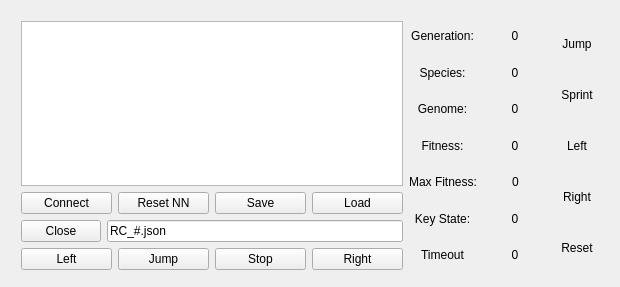
Above: RoboCopClient/mainwindow.ui from Alex-BusNet/SuperCopRemastered before the change. Below: the same form after it.
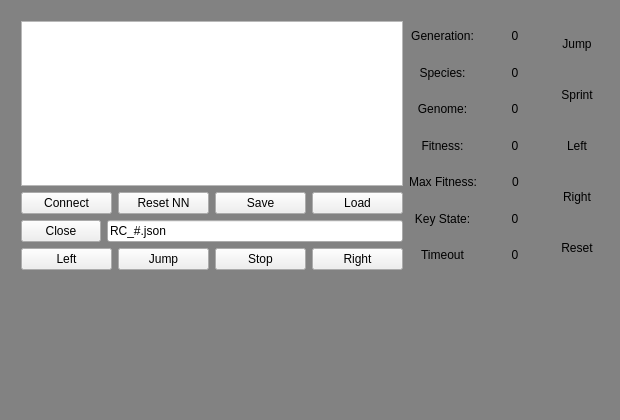
That is the form after the change. Icons and pictures are not drawn.

Patch:
```diff
--- a/RoboCopClient/mainwindow.ui
+++ b/RoboCopClient/mainwindow.ui
@@ -7,7 +7,7 @@
     <x>0</x>
     <y>0</y>
     <width>620</width>
-    <height>287</height>
+    <height>420</height>
    </rect>
   </property>
   <property name="sizePolicy">
@@ -19,7 +19,7 @@
   <property name="maximumSize">
    <size>
     <width>620</width>
-    <height>287</height>
+    <height>420</height>
    </size>
   </property>
   <property name="windowTitle">
@@ -29,6 +29,9 @@
    <iconset>
     <normaloff>Assets/UI/RC_NEAT_Icon.png</normaloff>Assets/UI/RC_NEAT_Icon.png</iconset>
   </property>
+  <property name="styleSheet">
+   <string notr="true">QMainWindow { background-color: rgb(130, 130, 130); }</string>
+  </property>
   <widget class="QWidget" name="centralWidget">
    <widget class="QWidget" name="horizontalLayoutWidget_5">
     <property name="geometry">
```
